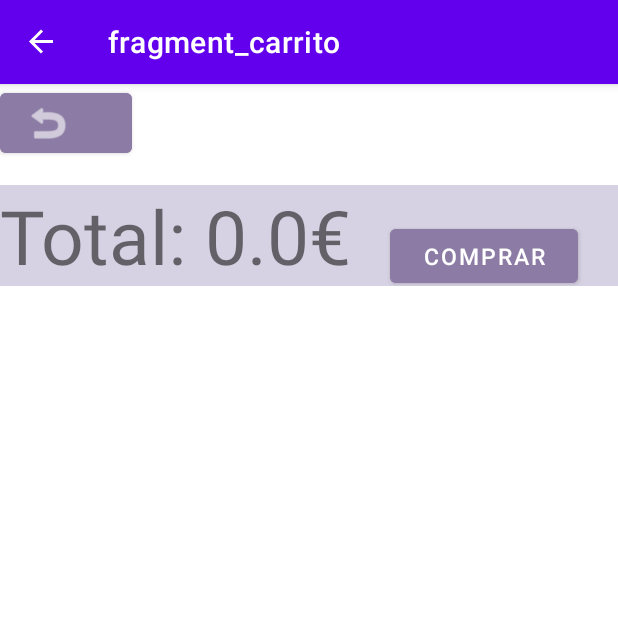
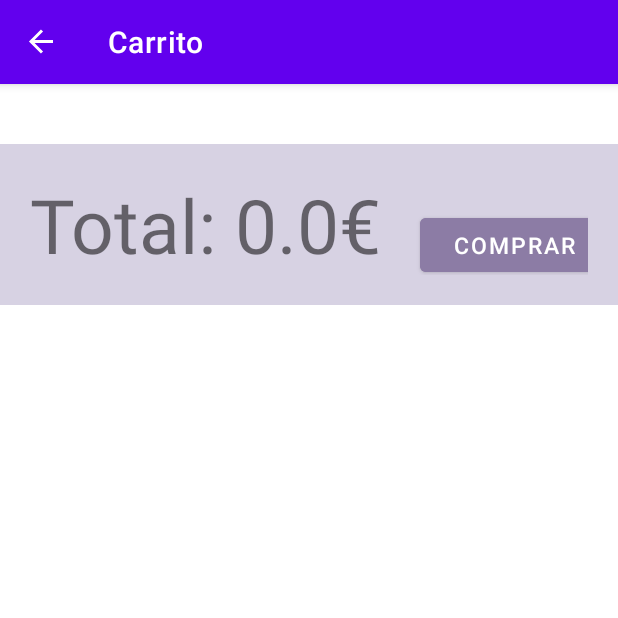
Before and after one commit to EstherTalavera/TiendaLibertalia, an Android app: the CarritoFragment screen opened through its navigation route, on a phone screen of 412 x 824 dp, the top half of it. Run offline under Robolectric (Android 15) with nearby library versions, the phone set to English and light mode, and no system bars; our stand-ins replace Firebase (no records; nobody signed in at launch, a user with empty details on screens opened directly), navigation-ui.

Commit message:
mejoras menores en el proyecto, mejora de memoria y manual de usuario

```diff
--- a/App/Libertalia/app/src/main/java/com/estata/libertalia/ui/fragments/CarritoFragment.kt
+++ b/App/Libertalia/app/src/main/java/com/estata/libertalia/ui/fragments/CarritoFragment.kt
@@ -24,14 +24,8 @@ class CarritoFragment : Fragment() {
     }
 
     private fun iniciar(view: View) {
-        //Inicializacion de elementos de la vista
-        val btnRegresar: Button = view.findViewById(R.id.btnRegresar)
+        //Inicializacion de elemento de la vista
         val btnComprar: Button = view.findViewById(R.id.btnComprar)
-
-        //Listener para cambiar a la pantalla de catalogo
-        btnRegresar.setOnClickListener{
-            view?.findNavController()?.navigate(R.id.catalogoFragment)
-        }
 
         //Listener para cambiar a la pantalla de procesado
         btnComprar.setOnClickListener{
--- a/App/Libertalia/app/src/main/java/com/estata/libertalia/ui/fragments/ProductoDetailFragment.kt
+++ b/App/Libertalia/app/src/main/java/com/estata/libertalia/ui/fragments/ProductoDetailFragment.kt
@@ -85,7 +85,12 @@ class ProductoDetailFragment : Fragment() {
 
         ivMenos.setOnClickListener {
             contador--
-            tvContador.setText(contador.toString())
+            if (contador < 0) {
+                contador = 0
+                tvContador.setText(contador.toString())
+            } else {
+                tvContador.setText(contador.toString())
+            }
         }
 
         ivMas.setOnClickListener {
--- a/App/Libertalia/app/src/main/res/layout/activity_main.xml
+++ b/App/Libertalia/app/src/main/res/layout/activity_main.xml
@@ -1,7 +1,6 @@
 <?xml version="1.0" encoding="utf-8"?>
 <FrameLayout
     xmlns:android="http://schemas.android.com/apk/res/android"
-    xmlns:tools="http://schemas.android.com/tools"
     android:layout_width="match_parent"
     android:layout_height="match_parent"
     xmlns:app="http://schemas.android.com/apk/res-auto">
@@ -74,5 +73,4 @@
             app:layout_constraintEnd_toEndOf="parent"
             />
     </androidx.constraintlayout.widget.ConstraintLayout>
-
 </FrameLayout>
--- a/App/Libertalia/app/src/main/res/layout/fragment_carrito.xml
+++ b/App/Libertalia/app/src/main/res/layout/fragment_carrito.xml
@@ -1,30 +1,23 @@
 <?xml version="1.0" encoding="utf-8"?>
 <LinearLayout xmlns:android="http://schemas.android.com/apk/res/android"
-    xmlns:app="http://schemas.android.com/apk/res-auto"
     xmlns:tools="http://schemas.android.com/tools"
     android:layout_width="match_parent"
     android:layout_height="match_parent"
     tools:context=".ui.fragments.CarritoFragment"
     android:orientation="vertical">
 
-    <Button
-        android:id="@+id/btnRegresar"
-        android:layout_width="wrap_content"
-        android:layout_height="wrap_content"
-        android:backgroundTint="@color/moradoLibertalia"
-        app:icon="@android:drawable/ic_menu_revert" />
-
     <androidx.recyclerview.widget.RecyclerView
         android:id="@+id/rvLista"
         android:layout_width="match_parent"
         android:layout_height="wrap_content"
-        android:layout_marginTop="15dp"/>
+        android:layout_margin="20dp"/>
 
     <LinearLayout
         android:layout_width="match_parent"
         android:layout_height="wrap_content"
         android:orientation="horizontal"
-        android:background="@drawable/bg_bottom_carrito">
+        android:background="@drawable/bg_bottom_carrito"
+        android:padding="20dp">
 
         <TextView
             android:layout_width="wrap_content"
--- a/App/Libertalia/app/src/main/res/navigation/nav_graph.xml
+++ b/App/Libertalia/app/src/main/res/navigation/nav_graph.xml
@@ -4,8 +4,6 @@
     xmlns:tools="http://schemas.android.com/tools"
     android:id="@+id/menu_laterl_nav_graph"
     app:startDestination="@id/catalogoFragment">
-
-    <!-- Fragmento de login -->
 
     <!-- Fragmentos del admin -->
     <fragment
@@ -53,17 +51,17 @@
     <fragment
         android:id="@+id/pocesadoFragment"
         android:name="com.estata.libertalia.ui.fragments.PocesadoFragment"
-        android:label="fragment_pocesado"
+        android:label="Compra realizada"
         tools:layout="@layout/fragment_pocesado" />
     <fragment
         android:id="@+id/productoDetailFragment"
         android:name="com.estata.libertalia.ui.fragments.ProductoDetailFragment"
-        android:label="fragment_producto_detail"
+        android:label="Detalles del producto"
         tools:layout="@layout/fragment_producto_detail" />
     <fragment
         android:id="@+id/carritoFragment"
         android:name="com.estata.libertalia.ui.fragments.CarritoFragment"
-        android:label="fragment_carrito"
+        android:label="Carrito"
         tools:layout="@layout/fragment_carrito" />
 
 </navigation>
--- a/App/Libertalia/app/src/main/res/values-night/themes.xml
+++ b/App/Libertalia/app/src/main/res/values-night/themes.xml
@@ -11,6 +11,9 @@
         <item name="colorOnSecondary">@color/black</item>
         <!-- Status bar color. -->
         <item name="android:statusBarColor">?attr/colorPrimaryVariant</item>
-        <!-- Customize your theme here. -->
+
+        <!-- Eliminar Action bar predeteminada -->
+        <item name="windowActionBar">false</item>
+        <item name="windowNoTitle">true</item>
     </style>
 </resources>
```
Also changed, not shown: 3 other files.
